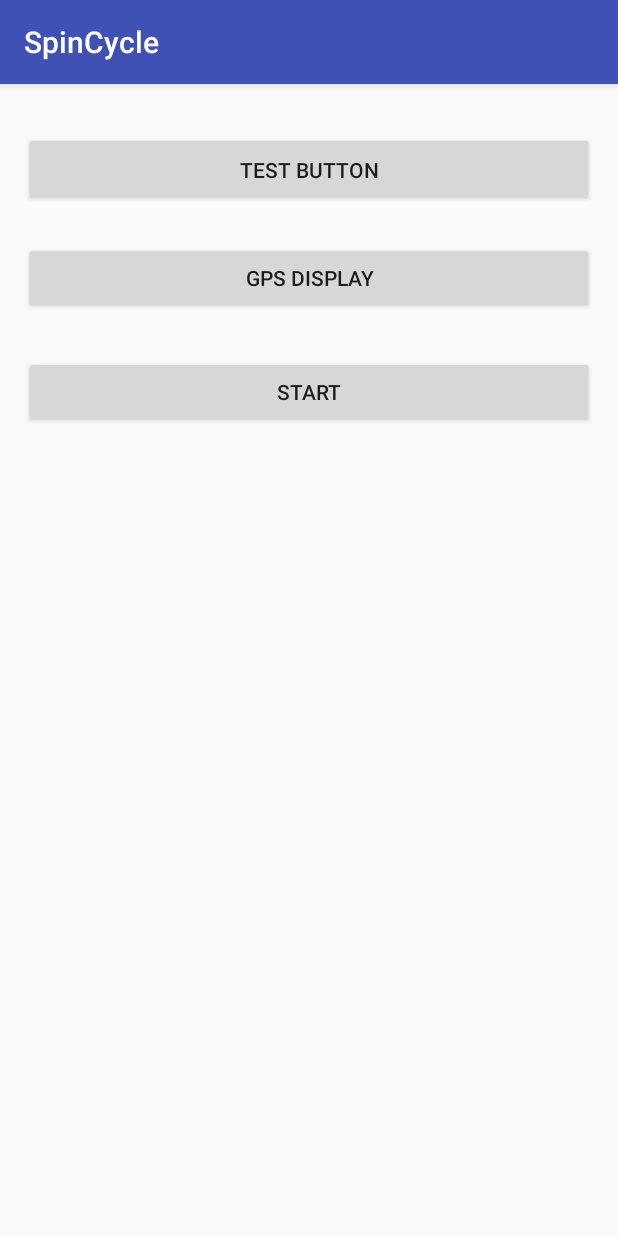
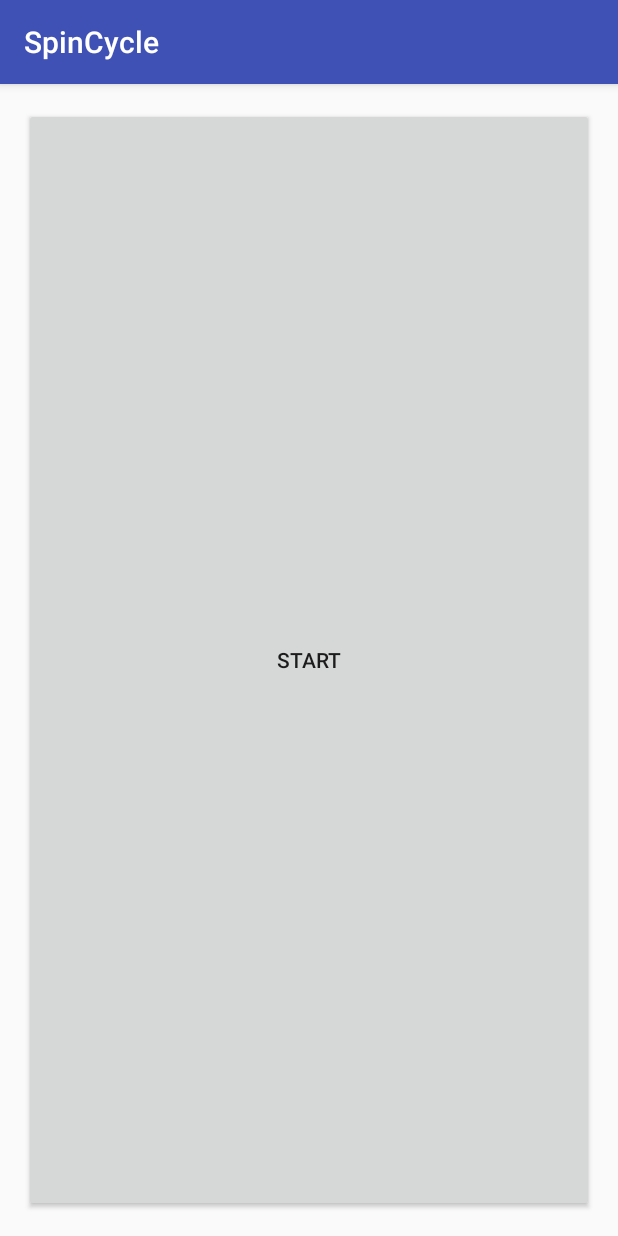
Before and after one commit to kalebingerick/SpinCycle356, an Android app: the screen it shows after launch (MainActivity), on a phone screen of 412 x 824 dp. Run offline under Robolectric (Android 15) with nearby library versions, the phone set to English and light mode, and no system bars.

Commit message:
Made it look nicer

```diff
--- a/app/src/main/java/com/example/zach/spincycle/LineActivity.java
+++ b/app/src/main/java/com/example/zach/spincycle/LineActivity.java
@@ -18,7 +18,8 @@ public class LineActivity extends AppCompatActivity implements SensorEventListen
     private Sensor mOrient;
     private TextView status;
     private TextView accelText;
-    private float   mLimit = 1;
+    //Step sensitivity. this is good at 8ish for smartphones. maybe add vizio check for fun
+    private float   mLimit = 5;
     private float   mLastValues[] = new float[3*2];
     private float   mScale[] = new float[2];
     private float   mYOffset;
--- a/app/src/main/java/com/example/zach/spincycle/MainActivity.java
+++ b/app/src/main/java/com/example/zach/spincycle/MainActivity.java
@@ -23,21 +23,7 @@ public class MainActivity extends AppCompatActivity {
     }
 
     private void setMenuButtons() {
-        setMenuButton1();
         setMenuButton2();
-        setGPSButton();
-    }
-
-    private void setMenuButton1(){
-        Button testButton = (Button) findViewById(R.id.test_button);
-        testButton.setOnClickListener(new View.OnClickListener() {
-            @Override
-            public void onClick(View v) {
-                setContentView(R.layout.second_page);
-                setBackButton();
-                playSound();
-            }
-        });
     }
 
     private void setMenuButton2(){
@@ -104,17 +90,6 @@ public class MainActivity extends AppCompatActivity {
         startActivity(intent);
     }
 
-    private void setGPSButton(){
-        Button gpsButton = (Button) findViewById(R.id.gps_button);
-        gpsButton.setOnClickListener(new View.OnClickListener(){
-            @Override
-            public void onClick(View v) {
-                Intent intent = new Intent(MainActivity.this, GPS_Display.class);
-                startActivity(intent);
-            }
-        });
-    }
-
     private void setBackButton(){
         Button backButton = (Button) findViewById(R.id.back);
         backButton.setOnClickListener(new View.OnClickListener() {
--- a/app/src/main/res/layout/activity_main.xml
+++ b/app/src/main/res/layout/activity_main.xml
@@ -11,40 +11,13 @@
     tools:context="com.example.zach.spincycle.MainActivity">
 
     <Button
-        android:id="@+id/test_button"
-        android:text="Test Button"
-        android:layout_height="50dp"
-        android:layout_width="400dp"
-        android:layout_marginTop="16dp"
+        android:text="Start"
+        android:layout_width="match_parent"
+        android:layout_height="match_parent"
+        android:id="@+id/start_button"
+        style="@style/Widget.AppCompat.Button"
         android:layout_alignParentTop="true"
-        android:layout_centerHorizontal="true">
-        <requestFocus/>
-        </Button>
-
-    <Button
-        android:text="GPS Display"
-        android:layout_width="wrap_content"
-        android:layout_height="wrap_content"
-        android:id="@+id/gps_button"
-        style="@style/Widget.AppCompat.Button"
-        android:layout_marginTop="23dp"
-        android:layout_below="@+id/test_button"
-        android:layout_alignRight="@+id/test_button"
-        android:layout_alignEnd="@+id/test_button"
-        android:layout_alignLeft="@+id/test_button"
-        android:layout_alignStart="@+id/test_button" />
-
-    <Button
-        android:text="Start"
-        android:layout_width="wrap_content"
-        android:layout_height="wrap_content"
-        android:id="@+id/start_button"
-        android:layout_marginTop="28dp"
-        style="@style/Widget.AppCompat.Button"
-        android:layout_below="@+id/gps_button"
-        android:layout_alignRight="@+id/gps_button"
-        android:layout_alignEnd="@+id/gps_button"
-        android:layout_alignLeft="@+id/gps_button"
-        android:layout_alignStart="@+id/gps_button" />
+        android:layout_alignParentLeft="true"
+        android:layout_alignParentStart="true" />
 
 </RelativeLayout>
```
Also changed, not shown: app/src/main/AndroidManifest.xml (+11 -3 lines), app/src/main/res/layout/second_page.xml (+34 -30 lines).
